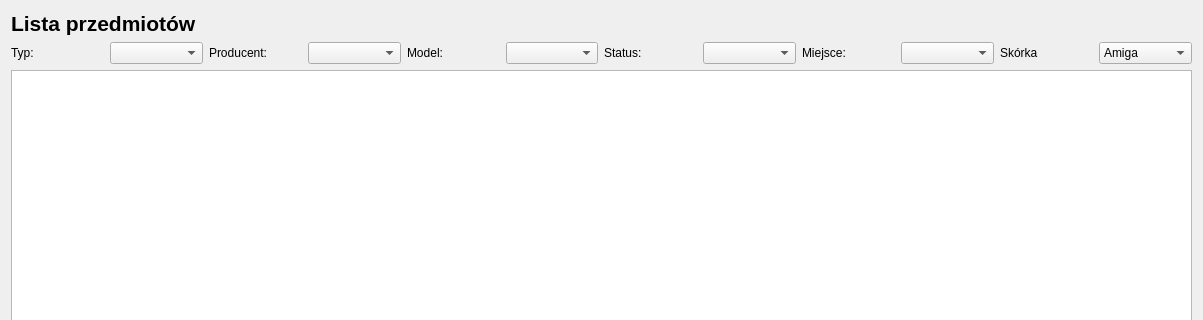
Before: the Qt Designer form forms/itemList.ui in arekbr/Inwentaryzacja, drawn with Qt 5; both pictures show x 0 to 1203 and y 0 to 320 of the 1203 by 618 pixel window.
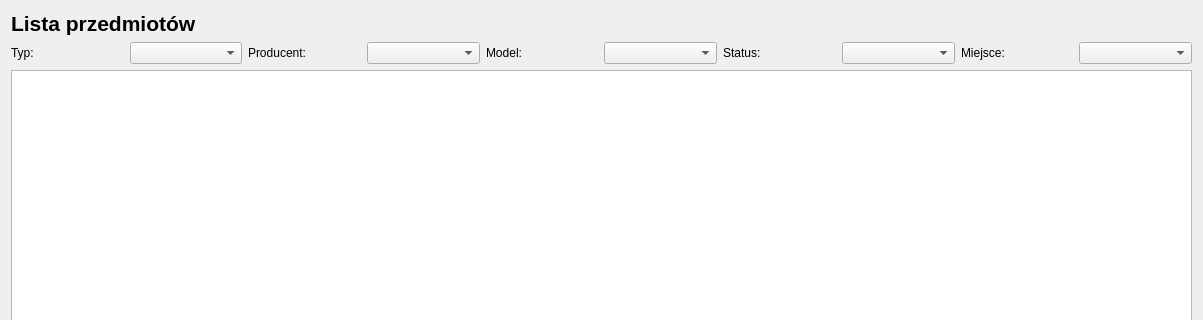
After: the same form once the commit is applied.

```diff
--- a/forms/itemList.ui
+++ b/forms/itemList.ui
@@ -81,29 +81,7 @@
       </widget>
      </item>
      <item>
-      <widget class="QComboBox" name="filterStorageComboBox">
-      </widget>
-     </item>
-     <item>
-      <widget class="QLabel" name="labelSelectSkin">
-       <property name="text">
-        <string>Skórka</string>
-       </property>
-      </widget>
-     </item>
-     <item>
-      <widget class="QComboBox" name="filterSelectSkin">
-       <item>
-        <property name="text">
-         <string>Amiga</string>
-        </property>
-       </item>
-       <item>
-        <property name="text">
-         <string>Standard</string>
-        </property>
-       </item>
-      </widget>
+      <widget class="QComboBox" name="filterStorageComboBox"/>
      </item>
     </layout>
    </item>
```
Left out of the diff: 12 changed lines with no effect on the pictures.
